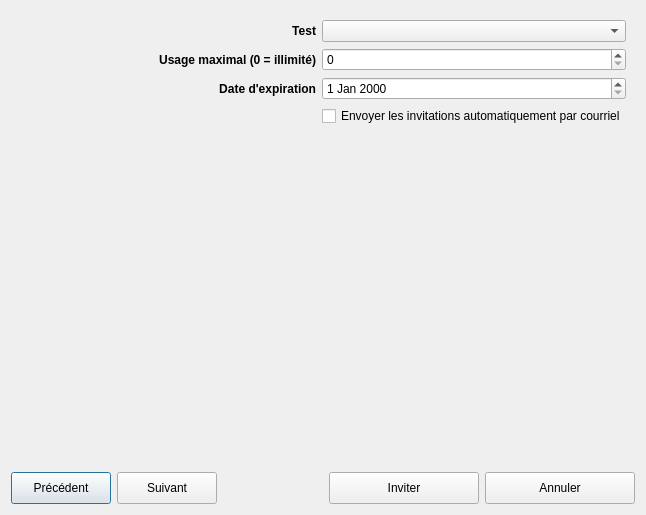
This is client/src/dialogs/TestInvitationDialog.ui in introlab/openteraplus as Qt 5 draws it before an edit. The edited form follows.
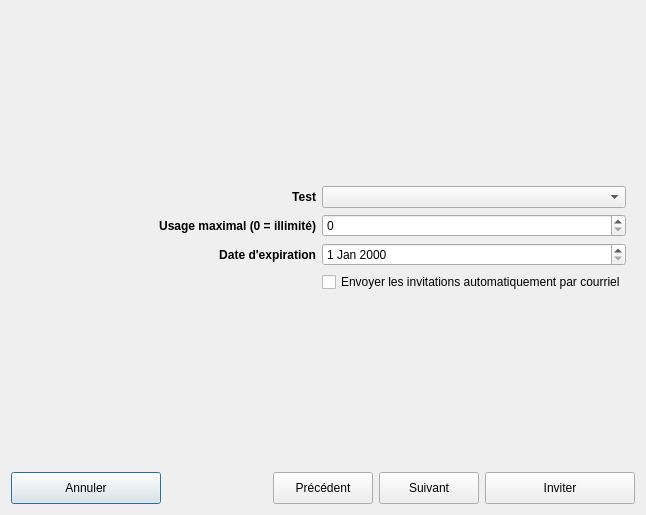
This is the edited form. The open tabs and pages were chosen to show the change. Icons and pictures are not drawn. Custom widgets are drawn as their Qt base class.

Commit message: Refs #99. Invitations posting working from Test Invitation Dialog

The edit to the form file:
```diff
--- a/client/src/dialogs/TestInvitationDialog.ui
+++ b/client/src/dialogs/TestInvitationDialog.ui
@@ -34,7 +34,54 @@
      </property>
      <widget class="QWidget" name="pageTestType">
       <layout class="QGridLayout" name="gridLayout">
-       <item row="1" column="0">
+       <item row="3" column="0">
+        <widget class="QLabel" name="lblExpiration">
+         <property name="font">
+          <font>
+           <bold>true</bold>
+          </font>
+         </property>
+         <property name="text">
+          <string>Date d'expiration</string>
+         </property>
+         <property name="alignment">
+          <set>Qt::AlignmentFlag::AlignRight|Qt::AlignmentFlag::AlignTrailing|Qt::AlignmentFlag::AlignVCenter</set>
+         </property>
+        </widget>
+       </item>
+       <item row="5" column="1">
+        <spacer name="verticalSpacer">
+         <property name="orientation">
+          <enum>Qt::Orientation::Vertical</enum>
+         </property>
+         <property name="sizeHint" stdset="0">
+          <size>
+           <width>20</width>
+           <height>40</height>
+          </size>
+         </property>
+        </spacer>
+       </item>
+       <item row="3" column="1">
+        <widget class="QDateEdit" name="dateExpiration">
+         <property name="sizePolicy">
+          <sizepolicy hsizetype="Preferred" vsizetype="Fixed">
+           <horstretch>0</horstretch>
+           <verstretch>0</verstretch>
+          </sizepolicy>
+         </property>
+         <property name="minimumSize">
+          <size>
+           <width>0</width>
+           <height>0</height>
+          </size>
+         </property>
+         <property name="buttonSymbols">
+          <enum>QAbstractSpinBox::ButtonSymbols::UpDownArrows</enum>
+         </property>
+        </widget>
+       </item>
+       <item row="2" column="0">
         <widget class="QLabel" name="lblMaxUsage">
          <property name="sizePolicy">
           <sizepolicy hsizetype="Preferred" vsizetype="Preferred">
@@ -56,47 +103,9 @@
         </widget>
        </item>
        <item row="1" column="1">
-        <widget class="QSpinBox" name="numUsage">
-         <property name="sizePolicy">
-          <sizepolicy hsizetype="Preferred" vsizetype="Fixed">
-           <horstretch>0</horstretch>
-           <verstretch>0</verstretch>
-          </sizepolicy>
-         </property>
-         <property name="minimumSize">
-          <size>
-           <width>0</width>
-           <height>0</height>
-          </size>
-         </property>
-         <property name="buttonSymbols">
-          <enum>QAbstractSpinBox::ButtonSymbols::UpDownArrows</enum>
-         </property>
-         <property name="maximum">
-          <number>1000</number>
-         </property>
-        </widget>
+        <widget class="QComboBox" name="cmbTestType"/>
        </item>
-       <item row="2" column="1">
-        <widget class="QDateEdit" name="dateExpiration">
-         <property name="sizePolicy">
-          <sizepolicy hsizetype="Preferred" vsizetype="Fixed">
-           <horstretch>0</horstretch>
-           <verstretch>0</verstretch>
-          </sizepolicy>
-         </property>
-         <property name="minimumSize">
-          <size>
-           <width>0</width>
-           <height>0</height>
-          </size>
-         </property>
-         <property name="buttonSymbols">
-          <enum>QAbstractSpinBox::ButtonSymbols::UpDownArrows</enum>
-         </property>
-        </widget>
-       </item>
-       <item row="3" column="1">
+       <item row="4" column="1">
         <widget class="QCheckBox" name="chkInviteEmail">
          <property name="text">
           <string>Envoyer les invitations automatiquement par courriel</string>
@@ -113,10 +122,29 @@
          </property>
         </widget>
        </item>
-       <item row="0" column="1">
-        <widget class="QComboBox" name="cmbTestType"/>
+       <item row="2" column="1">
+        <widget class="QSpinBox" name="numUsage">
+         <property name="sizePolicy">
+          <sizepolicy hsizetype="Preferred" vsizetype="Fixed">
+           <horstretch>0</horstretch>
+           <verstretch>0</verstretch>
+          </sizepolicy>
+         </property>
+         <property name="minimumSize">
+          <size>
+           <width>0</width>
+           <height>0</height>
+          </size>
+         </property>
+         <property name="buttonSymbols">
+          <enum>QAbstractSpinBox::ButtonSymbols::UpDownArrows</enum>
+         </property>
+         <property name="maximum">
+          <number>1000</number>
+         </property>
+        </widget>
        </item>
-       <item row="0" column="0">
+       <item row="1" column="0">
         <widget class="QLabel" name="lblTestTypes">
          <property name="sizePolicy">
           <sizepolicy hsizetype="Preferred" vsizetype="Preferred">
@@ -137,23 +165,8 @@
          </property>
         </widget>
        </item>
-       <item row="2" column="0">
-        <widget class="QLabel" name="lblExpiration">
-         <property name="font">
-          <font>
-           <bold>true</bold>
-          </font>
-         </property>
-         <property name="text">
-          <string>Date d'expiration</string>
-         </property>
-         <property name="alignment">
-          <set>Qt::AlignmentFlag::AlignRight|Qt::AlignmentFlag::AlignTrailing|Qt::AlignmentFlag::AlignVCenter</set>
-         </property>
-        </widget>
-       </item>
-       <item row="4" column="1">
-        <spacer name="verticalSpacer">
+       <item row="0" column="1">
+        <spacer name="verticalSpacer_2">
          <property name="orientation">
           <enum>Qt::Orientation::Vertical</enum>
          </property>
@@ -193,10 +206,10 @@
    <item>
     <layout class="QHBoxLayout" name="horizontalLayout">
      <item>
-      <widget class="QPushButton" name="btnPrevious">
+      <widget class="QPushButton" name="btnCancel">
        <property name="minimumSize">
         <size>
-         <width>100</width>
+         <width>150</width>
          <height>32</height>
         </size>
        </property>
@@ -204,37 +217,11 @@
         <cursorShape>PointingHandCursor</cursorShape>
        </property>
        <property name="text">
-        <string>Précédent</string>
+        <string>Annuler</string>
        </property>
        <property name="icon">
         <iconset resource="../../resources/TeraClient.qrc">
-         <normaloff>:/controls/branch_left.png</normaloff>:/controls/branch_left.png</iconset>
-       </property>
-       <property name="iconSize">
-        <size>
-         <width>24</width>
-         <height>24</height>
-        </size>
-       </property>
-      </widget>
-     </item>
-     <item>
-      <widget class="QPushButton" name="btnNext">
-       <property name="minimumSize">
-        <size>
-         <width>100</width>
-         <height>32</height>
-        </size>
-       </property>
-       <property name="cursor">
-        <cursorShape>PointingHandCursor</cursorShape>
-       </property>
-       <property name="text">
-        <string>Suivant</string>
-       </property>
-       <property name="icon">
-        <iconset resource="../../resources/TeraClient.qrc">
-         <normaloff>:/controls/branch_closed.png</normaloff>:/controls/branch_closed.png</iconset>
+         <normaloff>:/icons/undo.png</normaloff>:/icons/undo.png</iconset>
        </property>
        <property name="iconSize">
         <size>
@@ -257,6 +244,58 @@
        </property>
       </spacer>
      </item>
+     <item>
+      <widget class="QPushButton" name="btnPrevious">
+       <property name="minimumSize">
+        <size>
+         <width>100</width>
+         <height>32</height>
+        </size>
+       </property>
+       <property name="cursor">
+        <cursorShape>PointingHandCursor</cursorShape>
+       </property>
+       <property name="text">
+        <string>Précédent</string>
+       </property>
+       <property name="icon">
+        <iconset resource="../../resources/TeraClient.qrc">
+         <normaloff>:/controls/branch_left.png</normaloff>:/controls/branch_left.png</iconset>
+       </property>
+       <property name="iconSize">
+        <size>
+         <width>24</width>
+         <height>24</height>
+        </size>
+       </property>
+      </widget>
+     </item>
+     <item>
+      <widget class="QPushButton" name="btnNext">
+       <property name="minimumSize">
+        <size>
+         <width>100</width>
+         <height>32</height>
+        </size>
+       </property>
+       <property name="cursor">
+        <cursorShape>PointingHandCursor</cursorShape>
+       </property>
+       <property name="text">
+        <string>Suivant</string>
+       </property>
+       <property name="icon">
+        <iconset resource="../../resources/TeraClient.qrc">
+         <normaloff>:/controls/branch_closed.png</normaloff>:/controls/branch_closed.png</iconset>
+       </property>
+       <property name="iconSize">
+        <size>
+         <width>24</width>
+         <height>24</height>
+        </size>
+       </property>
+      </widget>
+     </item>
      <item>
       <widget class="QPushButton" name="btnOK">
        <property name="minimumSize">
@@ -283,32 +322,6 @@
        </property>
       </widget>
      </item>
-     <item>
-      <widget class="QPushButton" name="btnCancel">
-       <property name="minimumSize">
-        <size>
-         <width>150</width>
-         <height>32</height>
-        </size>
-       </property>
-       <property name="cursor">
-        <cursorShape>PointingHandCursor</cursorShape>
-       </property>
-       <property name="text">
-        <string>Annuler</string>
-       </property>
-       <property name="icon">
-        <iconset resource="../../resources/TeraClient.qrc">
-         <normaloff>:/icons/undo.png</normaloff>:/icons/undo.png</iconset>
-       </property>
-       <property name="iconSize">
-        <size>
-         <width>24</width>
-         <height>24</height>
-        </size>
-       </property>
-      </widget>
-     </item>
     </layout>
    </item>
   </layout>
```
Left out of the diff: 10 changed lines with no effect on the pictures. The commit also changes 8 other files.
